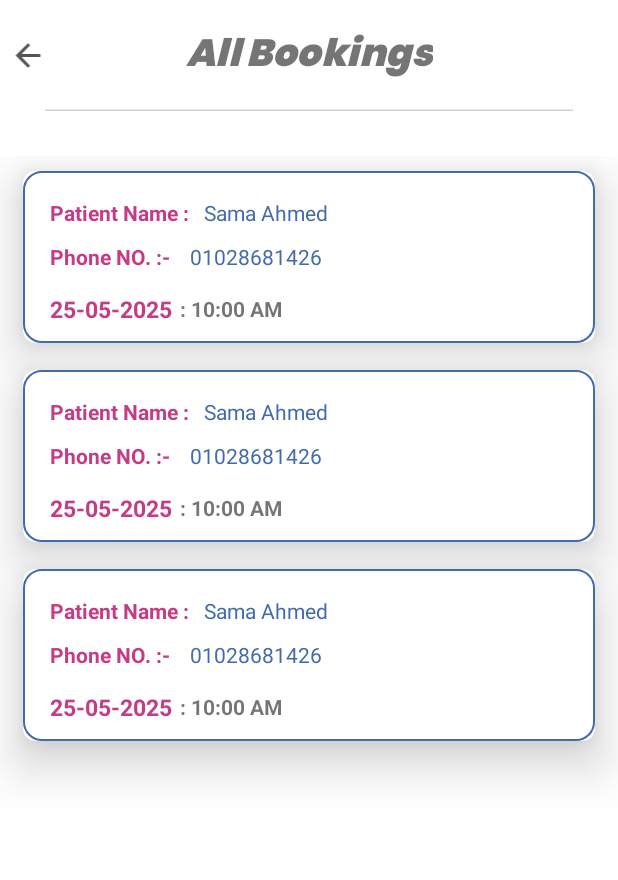
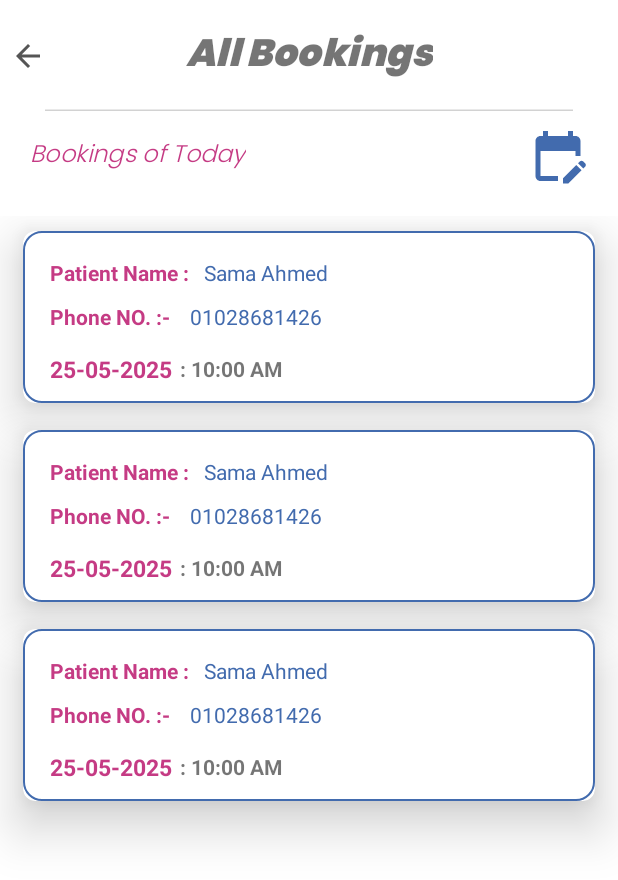
Before and after one commit to samaAhmedKabil/Clinic, an Android app: the layout fragment_doctor_bookings.xml on its own in the app's theme, with its tools: preview values and no code run, on a phone screen of 412 x 824 dp. Shown: the top 880 px of the screen. Run offline under Robolectric (Android 15) with nearby library versions, the light colour scheme and no system bars.

Commit message:
booked for doctor and slot selection updated

```diff
--- a/app/build.gradle.kts
+++ b/app/build.gradle.kts
@@ -2,7 +2,7 @@
     alias(libs.plugins.android.application)
     alias(libs.plugins.jetbrains.kotlin.android)
     id ("androidx.navigation.safeargs.kotlin")
-    id("com.google.gms.google-services")
+    id ("com.google.gms.google-services")
 }
 
 android {
@@ -52,7 +52,6 @@
     implementation(platform("com.google.firebase:firebase-bom:32.1.1"))
     implementation ("com.google.firebase:firebase-auth-ktx")
     implementation ("com.google.firebase:firebase-database-ktx")          // Firebase Auth
-    implementation ("com.google.firebase:firebase-messaging-ktx")    // FCM
 
     val nav_version = "2.6.0"
     implementation("androidx.navigation:navigation-fragment-ktx:$nav_version")
--- a/app/src/main/java/com/example/clinic/MainActivity.kt
+++ b/app/src/main/java/com/example/clinic/MainActivity.kt
@@ -1,7 +1,6 @@
 package com.example.clinic
 
 import android.Manifest
-import android.content.Intent
 import android.content.pm.PackageManager
 import android.os.Build
 import android.os.Bundle
--- a/app/src/main/java/com/example/clinic/ui/doctor/Home/DoctorHomeFragment.kt
+++ b/app/src/main/java/com/example/clinic/ui/doctor/Home/DoctorHomeFragment.kt
@@ -14,7 +14,6 @@
 import com.example.clinic.databinding.FragmentDoctorHomeBinding
 import com.example.clinic.ui.dialogs.ConfirmCancelingDialog
 import com.example.clinic.ui.dialogs.ConfirmQuitDialog
-import com.example.clinic.utils.MyFirebaseMessagingService
 import com.example.clinic.utils.SharedPrefManager
 
 class DoctorHomeFragment :Fragment() {
--- a/app/src/main/java/com/example/clinic/ui/patient/booking/BookingViewModel.kt
+++ b/app/src/main/java/com/example/clinic/ui/patient/booking/BookingViewModel.kt
@@ -79,8 +79,12 @@
         "9:00 PM", "9:10 PM", "9:20 PM", "9:30 PM", "9:40 PM", "9:50 PM", "10:00 PM"
     )
 
+    private val _bookedSlots = MutableLiveData<List<String>>()
+    val bookedSlots: LiveData<List<String>> get() = _bookedSlots
+
     fun loadAvailableSlots(date: String) {
         repo.getBookedSlotsForDate(date) { bookedSlots ->
+            _bookedSlots.postValue(bookedSlots)  // save booked slots
             val filteredSlots = allSlots.filter { it !in bookedSlots }
             _availableSlots.postValue(filteredSlots)
         }
--- a/app/src/main/res/layout/fragment_doctor_bookings.xml
+++ b/app/src/main/res/layout/fragment_doctor_bookings.xml
@@ -14,11 +14,13 @@
         app:layout_constraintGuide_percent="0.03"
         />
 
-    <ImageView
+    <ImageButton
         android:id="@+id/arrowBack"
         android:layout_width="0dp"
         android:layout_height="0dp"
+        android:importantForAccessibility="no"
         android:src="@drawable/baseline_arrow_back_24"
+        android:background="@color/white"
         app:layout_constraintStart_toStartOf="parent"
         app:layout_constraintWidth_percent="0.09"
         app:layout_constraintHeight_percent="0.03"
@@ -47,13 +49,38 @@
         android:layout_marginTop="10dp"
         android:layout_marginHorizontal="30dp"/>
 
+    <TextView
+        android:id="@+id/calender"
+        android:layout_width="40dp"
+        android:layout_height="40dp"
+        android:background="@drawable/baseline_edit_calendar_24"
+        app:layout_constraintTop_toBottomOf="@id/line"
+        android:layout_marginVertical="10dp"
+        app:layout_constraintEnd_toEndOf="parent"
+        android:layout_marginEnd="20dp"/>
+
+    <TextView
+        android:id="@+id/today"
+        android:layout_width="wrap_content"
+        android:layout_height="wrap_content"
+        android:text="@string/bookings_of_today"
+        android:textSize="16sp"
+        android:textColor="@color/default_pink"
+        android:textStyle="italic"
+        android:fontFamily="@font/poppins_light"
+        app:layout_constraintTop_toTopOf="@id/calender"
+        app:layout_constraintBottom_toBottomOf="@id/calender"
+        android:layout_marginVertical="10dp"
+        app:layout_constraintStart_toStartOf="parent"
+        android:layout_marginStart="20dp"/>
+
     <androidx.recyclerview.widget.RecyclerView
         android:id="@+id/booked_slots"
         android:layout_width="match_parent"
         android:layout_height="0dp"
         tools:listitem="@layout/item_booked_doctor"
-        android:layout_marginTop="30dp"
-        app:layout_constraintTop_toBottomOf="@id/line"
+        android:layout_marginTop="20dp"
+        app:layout_constraintTop_toBottomOf="@id/calender"
         app:layout_constraintStart_toStartOf="parent"
         app:layout_constraintEnd_toEndOf="parent"
         app:layout_constraintBottom_toBottomOf="parent" />
--- a/app/src/main/res/values/strings.xml
+++ b/app/src/main/res/values/strings.xml
@@ -44,4 +44,5 @@
     <string name="ok">OK</string>
     <string name="all_bookings">All Bookings</string>
     <string name="select_a_date_to_show_the_available_slots">Select a Date to show the available Slots !!</string>
+    <string name="bookings_of_today">Bookings of Today</string>
 </resources>
--- a/build.gradle.kts
+++ b/build.gradle.kts
@@ -2,8 +2,6 @@
 plugins {
     alias(libs.plugins.android.application) apply false
     alias(libs.plugins.jetbrains.kotlin.android) apply false
-    id("com.google.gms.google-services") version "4.4.2" apply false
-
 }
 buildscript{
     repositories{
@@ -12,5 +10,6 @@
     }
     dependencies{
         classpath("androidx.navigation:navigation-safe-args-gradle-plugin:2.6.0")
+        classpath ("com.google.gms:google-services:4.3.15")
     }
 }
```
Also changed, not shown: app/src/main/java/com/example/clinic/adapters/SlotsAdapter.kt (+31 -8 lines), app/src/main/java/com/example/clinic/repos/PatientRepo.kt (+61 -0 lines), app/src/main/java/com/example/clinic/ui/doctor/bookings/AllBookingsFragment.kt (+45 -3 lines), app/src/main/java/com/example/clinic/ui/doctor/viewModel/DoctorViewModel.kt (+12 -0 lines), app/src/main/java/com/example/clinic/ui/patient/booking/SlotSelectionFragment.kt (+13 -4 lines), app/src/main/java/com/example/clinic/utils/MyFirebaseMessagingService.kt (deleted, +0 -87 lines).
